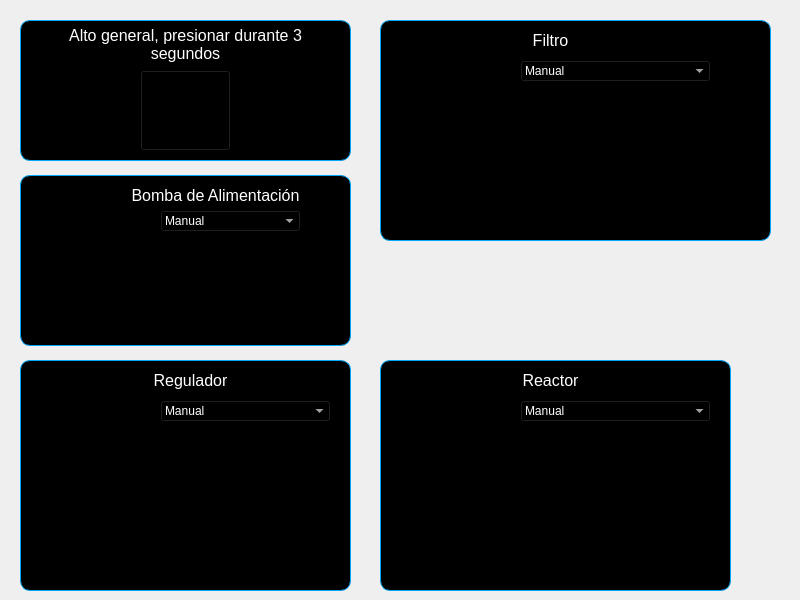
First picture: the form in asa_application/motores.ui, repository razulued/qt_application, before the edit.
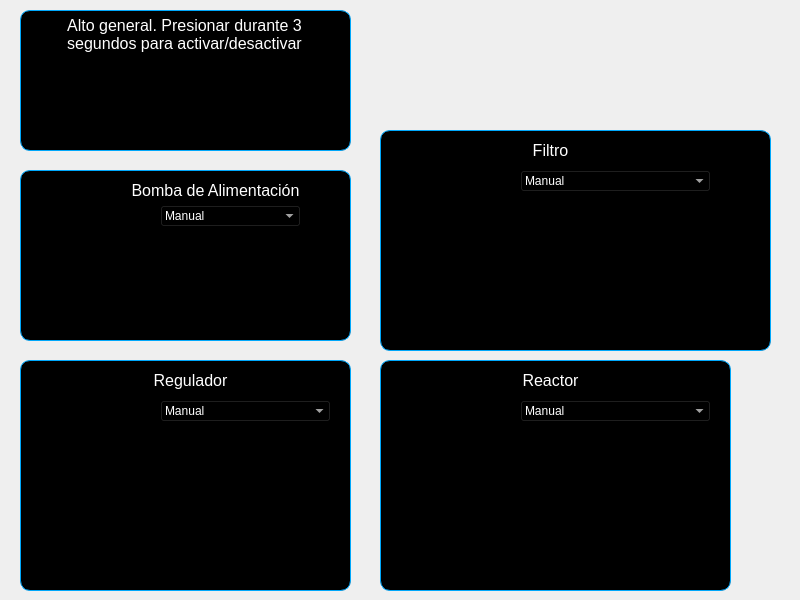
Second picture: the form after the edit. Icons and pictures are not drawn.

The edit to the form file:
```diff
--- a/asa_application/motores.ui
+++ b/asa_application/motores.ui
@@ -301,7 +301,7 @@
    <property name="geometry">
     <rect>
      <x>20</x>
-     <y>20</y>
+     <y>10</y>
      <width>331</width>
      <height>141</height>
     </rect>
@@ -326,9 +326,9 @@
    <widget class="QLabel" name="label_3">
     <property name="geometry">
      <rect>
-      <x>40</x>
+      <x>14</x>
       <y>4</y>
-      <width>251</width>
+      <width>301</width>
       <height>41</height>
      </rect>
     </property>
@@ -341,7 +341,7 @@
      <string notr="true">color:white</string>
     </property>
     <property name="text">
-     <string>Alto general, presionar durante 3 segundos</string>
+     <string>Alto general. Presionar durante 3 segundos para activar/desactivar</string>
     </property>
     <property name="alignment">
      <set>Qt::AlignCenter</set>
@@ -355,8 +355,8 @@
      <rect>
       <x>120</x>
       <y>50</y>
-      <width>91</width>
-      <height>81</height>
+      <width>82</width>
+      <height>82</height>
      </rect>
     </property>
     <property name="focusPolicy">
@@ -366,16 +366,53 @@
      <string notr="true">#pushButton
 {
 background-color:transparent;
-background-image: url(:/iconos/screen800x600/iconos/BOTON.png);
+/*background-image: url(:/iconos/screen800x600/iconos/BOTON.png);*/
 background-position: center;
 background-repeat:none;
+border:none;
 }
-#pushButton::pressed
+
+/*#pushButton::pressed
+{
+background-color:transparent;
+background-image:  url(:/gifs/0 Flechas de flujo/screen800x600/gifs/0 Flechas de flujo/none.png);
+background-position: center;
+background-repeat:none;
+border:none;
+}
+#pushButton::checked
 {
 background-color:transparent;
 background-image: url(:/iconos/screen800x600/iconos/BOTON 2.png);
 background-position: center;
 background-repeat:none;
+border:none;
+}*/</string>
+    </property>
+    <property name="text">
+     <string/>
+    </property>
+    <property name="checkable">
+     <bool>true</bool>
+    </property>
+    <property name="checked">
+     <bool>false</bool>
+    </property>
+   </widget>
+   <widget class="QLabel" name="stop_button_image">
+    <property name="geometry">
+     <rect>
+      <x>120</x>
+      <y>50</y>
+      <width>82</width>
+      <height>82</height>
+     </rect>
+    </property>
+    <property name="styleSheet">
+     <string notr="true">#stop_button_image
+{
+/*background-image: url(:/iconos/screen800x600/iconos/Stop-Boton-Activo.gif);*/
+background-position:center;
 }</string>
     </property>
     <property name="text">
@@ -387,7 +424,7 @@
    <property name="geometry">
     <rect>
      <x>380</x>
-     <y>20</y>
+     <y>130</y>
      <width>391</width>
      <height>221</height>
     </rect>
@@ -499,7 +536,7 @@
    <property name="geometry">
     <rect>
      <x>20</x>
-     <y>175</y>
+     <y>170</y>
      <width>331</width>
      <height>171</height>
     </rect>
```
Left out of the diff: 4 changed lines with no effect on the pictures.
